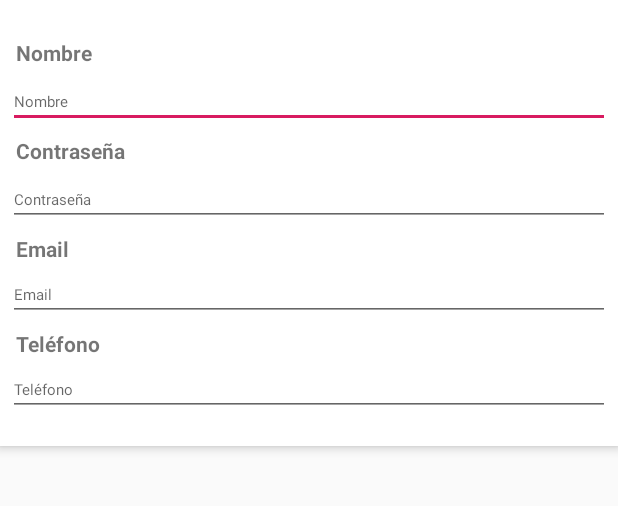
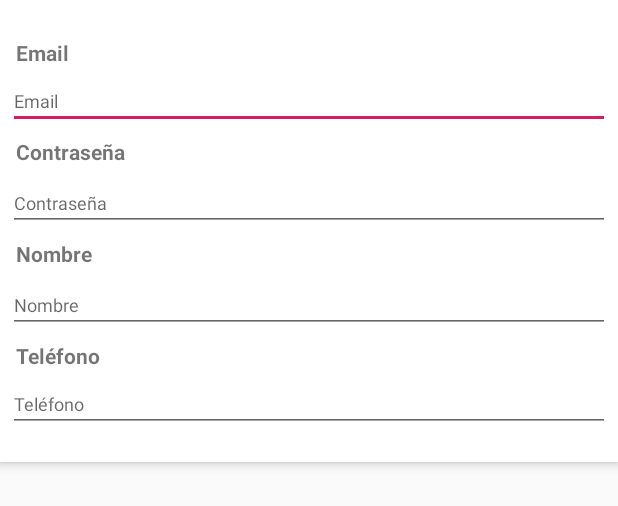
Before and after one commit to josejpg/My-Events-List-app, an Android app: the layout content_perfil.xml on its own in the app's theme, with its tools: preview values and no code run, on a phone screen of 412 x 824 dp. Shown: the top 506 px of the screen. Run offline under Robolectric (Android 15) with nearby library versions, the phone set to English and light mode, and no system bars.

Commit message:
Perfil finished

```diff
--- a/app/src/main/java/es/iessanvicente/eventos/myeventslistapp/MainActivity.java
+++ b/app/src/main/java/es/iessanvicente/eventos/myeventslistapp/MainActivity.java
@@ -56,7 +56,7 @@ public class MainActivity extends AppCompatActivity implements NavigationView.On
         Cursor fila = db.rawQuery("SELECT nombre, direccion, fecha_hora, descripcion, activo FROM eventos", null);
         if(fila.moveToFirst())
         {
-            fila = db.rawQuery("SELECT nombre, direccion, fecha, hora, descripcion, activo FROM eventos", null);
+            fila = db.rawQuery("SELECT nombre, direccion, fecha_hora, descripcion, activo FROM eventos", null);
             evento evento = new evento(fila.getString(0),fila.getString(1),fila.getString(2),fila.getString(3),fila.getInt(4));
             lEventos.add(evento);
             while(fila.moveToNext())
@@ -112,7 +112,8 @@ public class MainActivity extends AppCompatActivity implements NavigationView.On
         int id = item.getItemId();
 
         if (id == R.id.nav_camera) {
-            // Handle the camera action
+            Intent Perfil = new Intent(getApplicationContext(), PerfilActivity.class);
+            startActivity(Perfil);
         } else if (id == R.id.nav_gallery) {
 
         } else if (id == R.id.nav_slideshow) {
--- a/app/src/main/res/layout/content_perfil.xml
+++ b/app/src/main/res/layout/content_perfil.xml
@@ -21,29 +21,32 @@
         android:paddingBottom="20dp">
 
         <TextView
-            android:id="@+id/textName"
+            android:id="@+id/textEmail"
             android:layout_width="match_parent"
-            android:layout_height="20dp"
+            android:layout_height="18dp"
             android:layout_margin="5dp"
-            android:layout_marginStart="4dp"
+            android:layout_marginStart="124dp"
             android:clickable="true"
-            android:text="@string/perfil_text_name"
+            android:text="@string/perfil_text_email"
             android:textStyle="bold"
             app:layout_constraintLeft_toLeftOf="parent"
-            app:layout_constraintTop_toTopOf="parent" />
+            app:layout_constraintStart_toStartOf="@+id/editTextName"
+            tools:layout_editor_absoluteY="86dp"
+            android:focusable="true" />
 
         <EditText
-            android:id="@+id/editTextName"
+            android:id="@+id/editTextEmail"
             android:layout_width="match_parent"
             android:layout_height="wrap_content"
             android:ems="10"
-            android:hint="@string/perfil_text_name"
-            android:inputType="textPersonName"
+            android:hint="@string/perfil_text_email"
+            android:importantForAutofill="no"
+            android:inputType="textWebEmailAddress"
             android:maxLines="1"
             android:singleLine="true"
-            android:textSize="10sp"
-            tools:layout_editor_absoluteX="10dp"
-            tools:layout_editor_absoluteY="45dp" />
+            android:textSize="12sp"
+            app:layout_constraintStart_toStartOf="@+id/textEmail"
+            tools:layout_editor_absoluteY="112dp" tools:targetApi="o" />
 
         <TextView
             android:id="@+id/textPws"
@@ -55,7 +58,8 @@
             android:text="@string/perfil_text_psw"
             android:textStyle="bold"
             app:layout_constraintLeft_toLeftOf="parent"
-            app:layout_constraintTop_toTopOf="parent" />
+            app:layout_constraintTop_toTopOf="parent"
+            android:focusable="true" />
 
         <EditText
             android:id="@+id/editTextPws"
@@ -63,38 +67,40 @@
             android:layout_height="wrap_content"
             android:ems="10"
             android:hint="@string/perfil_text_psw"
+            android:importantForAutofill="no"
             android:inputType="textPersonName"
             android:maxLines="1"
             android:singleLine="true"
-            android:textSize="10sp"
+            android:textSize="12sp"
             tools:layout_editor_absoluteX="10dp"
-            tools:layout_editor_absoluteY="45dp" />
+            tools:layout_editor_absoluteY="45dp" tools:targetApi="o" />
 
         <TextView
-            android:id="@+id/textEmail"
+            android:id="@+id/textName"
             android:layout_width="match_parent"
-            android:layout_height="18dp"
+            android:layout_height="20dp"
             android:layout_margin="5dp"
-            android:layout_marginStart="124dp"
+            android:layout_marginStart="4dp"
             android:clickable="true"
-            android:text="@string/perfil_text_email"
+            android:text="@string/perfil_text_name"
             android:textStyle="bold"
             app:layout_constraintLeft_toLeftOf="parent"
-            app:layout_constraintStart_toStartOf="@+id/editTextName"
-            tools:layout_editor_absoluteY="86dp" />
+            app:layout_constraintTop_toTopOf="parent"
+            android:focusable="true" />
 
         <EditText
-            android:id="@+id/editTextEmail"
+            android:id="@+id/editTextName"
             android:layout_width="match_parent"
             android:layout_height="wrap_content"
             android:ems="10"
-            android:hint="@string/perfil_text_email"
-            android:inputType="textWebEmailAddress"
+            android:hint="@string/perfil_text_name"
+            android:importantForAutofill="no"
+            android:inputType="textPersonName"
             android:maxLines="1"
             android:singleLine="true"
-            android:textSize="10sp"
-            app:layout_constraintStart_toStartOf="@+id/textEmail"
-            tools:layout_editor_absoluteY="112dp" />
+            android:textSize="12sp"
+            tools:layout_editor_absoluteX="10dp"
+            tools:layout_editor_absoluteY="45dp" tools:targetApi="o" />
 
         <TextView
             android:id="@+id/textPhone"
@@ -105,8 +111,8 @@
             android:text="@string/perfil_text_phone"
             android:textStyle="bold"
             app:layout_constraintLeft_toLeftOf="parent"
-            app:layout_constraintStart_toStartOf="@+id/editTextEmail"
-            tools:layout_editor_absoluteY="153dp" />
+            tools:layout_editor_absoluteY="153dp"
+            android:focusable="true" />
 
         <EditText
             android:id="@+id/editTextPhone"
@@ -114,12 +120,12 @@
             android:layout_height="wrap_content"
             android:ems="10"
             android:hint="@string/perfil_text_phone"
+            android:importantForAutofill="no"
             android:inputType="phone"
             android:maxLines="1"
             android:singleLine="true"
-            android:textSize="10sp"
-            app:layout_constraintStart_toStartOf="@+id/textPhone"
-            tools:layout_editor_absoluteY="191dp" />
+            android:textSize="12sp"
+            tools:layout_editor_absoluteY="191dp" tools:targetApi="o"/>
 
     </LinearLayout>
 </android.support.v4.widget.NestedScrollView>
```
Also changed, not shown: app/src/main/AndroidManifest.xml (+5 -7 lines), app/src/main/java/es/iessanvicente/eventos/myeventslistapp/LoginActivity.java (+40 -15 lines), app/src/main/java/es/iessanvicente/eventos/myeventslistapp/PerfilActivity.java (+123 -12 lines), app/src/main/java/es/iessanvicente/eventos/myeventslistapp/User.java (added, +141 -0 lines), app/src/main/java/es/iessanvicente/eventos/myeventslistapp/utils.java (added, +39 -0 lines).
